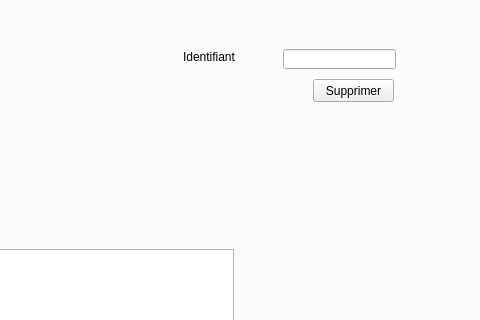
The window that mainwindow.ui (nefissaKhiari/Smart_Police_Station_2A20) describes before a commit, drawn with Qt 5; both pictures show x 309 to 789 and y 114 to 434 of the 1011 by 837 pixel window.
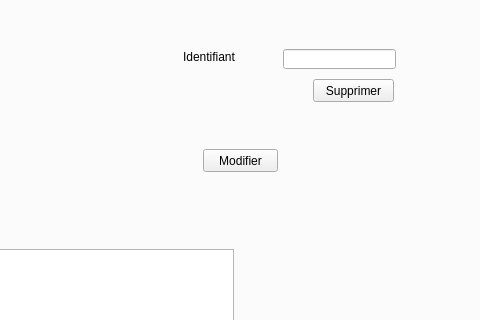
The same window after the commit. The open tabs and pages were chosen to show the change.

The edit to the form file:
```diff
--- a/mainwindow.ui
+++ b/mainwindow.ui
@@ -524,6 +524,19 @@
        <string>Ajouter</string>
       </property>
      </widget>
+     <widget class="QPushButton" name="modifier_cellule">
+      <property name="geometry">
+       <rect>
+        <x>510</x>
+        <y>220</y>
+        <width>75</width>
+        <height>23</height>
+       </rect>
+      </property>
+      <property name="text">
+       <string>Modifier</string>
+      </property>
+     </widget>
     </widget>
    </widget>
   </widget>
```
Left out of the diff: 2 changed lines with no effect on the pictures.
